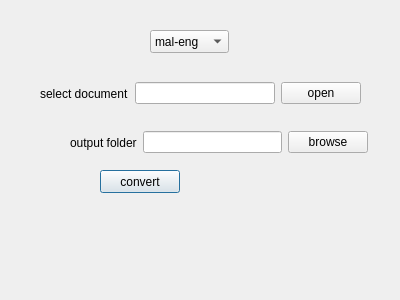
Qt form convertfiles.ui (tachyons/mltranslator) before a commit.
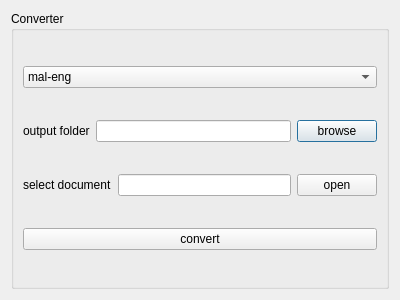
The same form after that commit.

What changed in the file:
```diff
--- a/convertfiles.ui
+++ b/convertfiles.ui
@@ -13,28 +13,15 @@
   <property name="windowTitle">
    <string>Dialog</string>
   </property>
-  <widget class="QPushButton" name="convert_buton">
-   <property name="geometry">
-    <rect>
-     <x>100</x>
-     <y>170</y>
-     <width>80</width>
-     <height>23</height>
-    </rect>
-   </property>
-   <property name="text">
-    <string>convert</string>
-   </property>
-  </widget>
+  <layout class="QVBoxLayout" name="verticalLayout_2">
+   <item>
+    <widget class="QGroupBox" name="groupBox">
+     <property name="title">
+      <string>Converter</string>
+     </property>
+     <layout class="QVBoxLayout" name="verticalLayout">
+      <item>
   <widget class="QComboBox" name="pair_selector">
-   <property name="geometry">
-    <rect>
-     <x>150</x>
-     <y>30</y>
-     <width>79</width>
-     <height>23</height>
-    </rect>
-   </property>
    <item>
     <property name="text">
      <string>mal-eng</string>
@@ -46,15 +33,8 @@
     </property>
    </item>
   </widget>
-  <widget class="QWidget" name="">
-   <property name="geometry">
-    <rect>
-     <x>70</x>
-     <y>130</y>
-     <width>298</width>
-     <height>25</height>
-    </rect>
-   </property>
+      </item>
+      <item>
    <layout class="QHBoxLayout" name="horizontalLayout_2">
     <item>
      <widget class="QLabel" name="label">
@@ -74,16 +54,8 @@
      </widget>
     </item>
    </layout>
-  </widget>
-  <widget class="QWidget" name="">
-   <property name="geometry">
-    <rect>
-     <x>40</x>
-     <y>80</y>
-     <width>321</width>
-     <height>27</height>
-    </rect>
-   </property>
+      </item>
+      <item>
    <layout class="QHBoxLayout" name="horizontalLayout_3">
     <item>
      <widget class="QLabel" name="label_2">
@@ -107,15 +79,18 @@
      </layout>
     </item>
    </layout>
-  </widget>
-  <zorder>convert_buton</zorder>
-  <zorder>layoutWidget</zorder>
-  <zorder>outputfolder</zorder>
-  <zorder>label</zorder>
-  <zorder>browse_output_folder</zorder>
-  <zorder>label_2</zorder>
-  <zorder>label</zorder>
-  <zorder>pair_selector</zorder>
+      </item>
+      <item>
+       <widget class="QPushButton" name="convert_buton">
+        <property name="text">
+         <string>convert</string>
+        </property>
+       </widget>
+      </item>
+     </layout>
+    </widget>
+   </item>
+  </layout>
  </widget>
  <resources/>
  <connections/>
```
Lines whose indentation alone changed are shown as unchanged.
